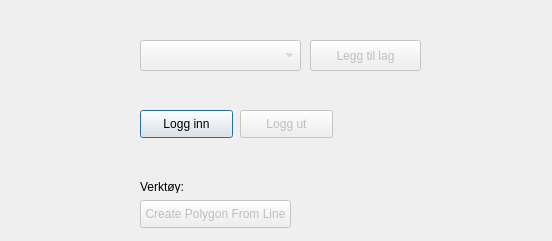
Before: the Qt Designer form ngis_openapi_client_dialog_base.ui in kartverket/SFKB-QGISAPI-klient, drawn with Qt 5.
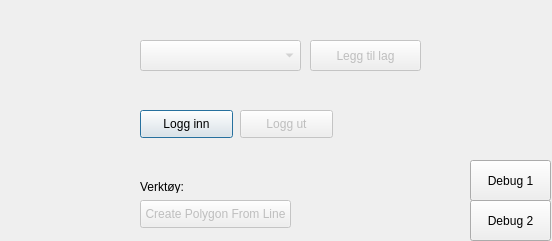
After: the same form once the commit is applied. Custom widgets are drawn as their Qt base class.

Patch:
```diff
--- a/ngis_openapi_client_dialog_base.ui
+++ b/ngis_openapi_client_dialog_base.ui
@@ -132,6 +132,32 @@
     <string>Verktøy:</string>
    </property>
   </widget>
+  <widget class="QPushButton" name="debugButton">
+   <property name="geometry">
+    <rect>
+     <x>470</x>
+     <y>160</y>
+     <width>81</width>
+     <height>41</height>
+    </rect>
+   </property>
+   <property name="text">
+    <string>Debug 1</string>
+   </property>
+  </widget>
+  <widget class="QPushButton" name="debugButton2">
+   <property name="geometry">
+    <rect>
+     <x>470</x>
+     <y>200</y>
+     <width>81</width>
+     <height>41</height>
+    </rect>
+   </property>
+   <property name="text">
+    <string>Debug 2</string>
+   </property>
+  </widget>
  </widget>
  <customwidgets>
   <customwidget>
```
